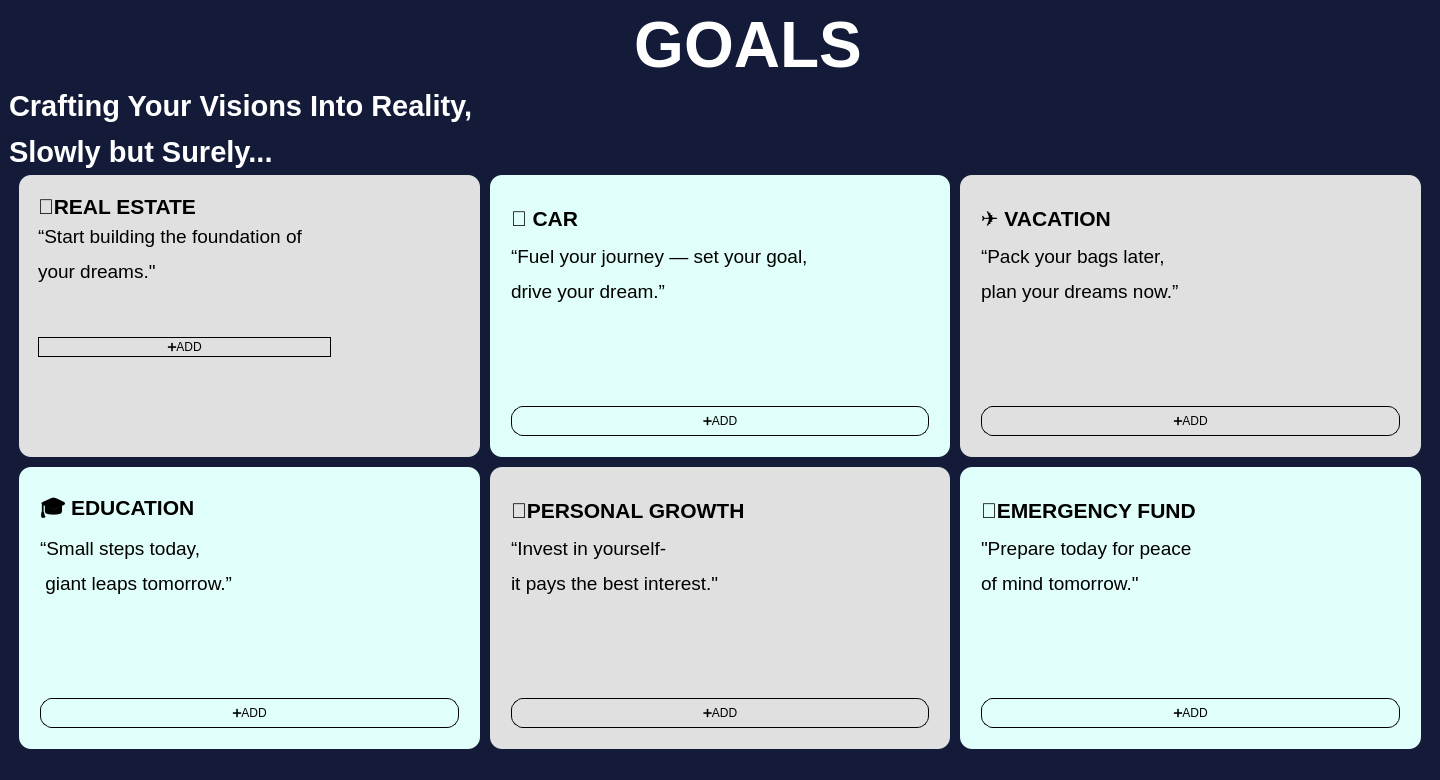
Qt form visions.ui (Prasiddhi16/Drishya) before a commit.
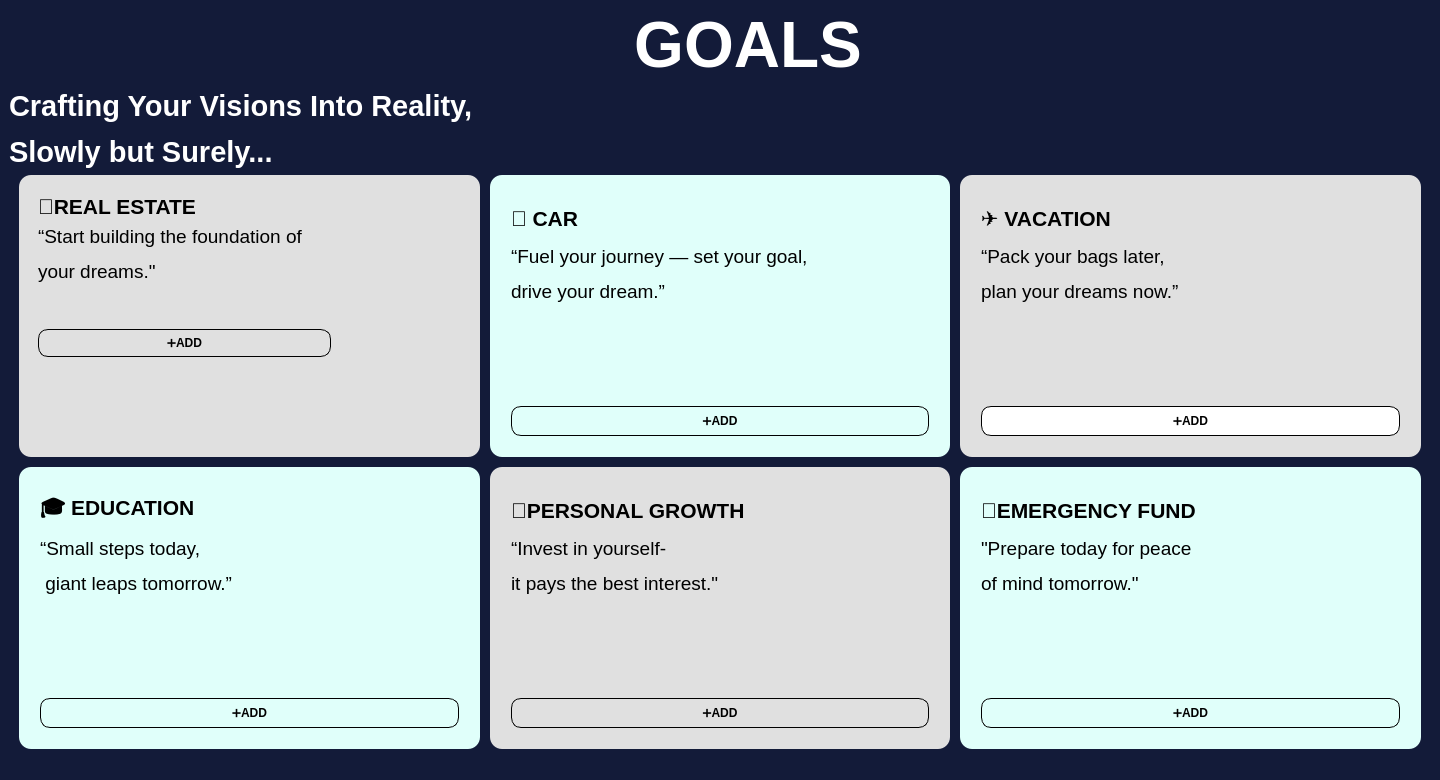
The same form after that commit. The open tabs and pages were chosen to show the change.

The edit to the form file:
```diff
--- a/visions.ui
+++ b/visions.ui
@@ -152,7 +152,19 @@
                       </size>
                      </property>
                      <property name="styleSheet">
-                      <string notr="true">border: 0.5px solid black</string>
+                      <string notr="true">QPushButton {
+        
+	border: 0.5px solid black;
+        border-radius: 10px;
+        padding: 6px 12px;
+        font-weight: bold;
+    }
+    QPushButton:hover {
+        background-color: #e74c3c;   
+        color:white;
+    }
+
+</string>
                      </property>
                      <property name="text">
                       <string>➕ADD</string>
@@ -352,7 +364,19 @@
                       </size>
                      </property>
                      <property name="styleSheet">
-                      <string notr="true">border: 0.5px solid black</string>
+                      <string notr="true">QPushButton {
+        
+	border: 0.5px solid black;
+        border-radius: 10px;
+        padding: 6px 12px;
+        font-weight: bold;
+    }
+    QPushButton:hover {
+        background-color: #e74c3c;   
+        color:white;
+    }
+
+</string>
                      </property>
                      <property name="text">
                       <string>➕ADD</string>
@@ -573,7 +597,19 @@
                       </size>
                      </property>
                      <property name="styleSheet">
-                      <string notr="true">border: 0.5px solid black</string>
+                      <string notr="true">QPushButton {
+        
+	border: 0.5px solid black;
+        border-radius: 10px;
+        padding: 6px 12px;
+        font-weight: bold;
+    }
+    QPushButton:hover {
+        background-color: #e74c3c;   
+        color:white;
+    }
+
+</string>
                      </property>
                      <property name="text">
                       <string>➕ADD</string>
@@ -774,7 +810,19 @@
                       </size>
                      </property>
                      <property name="styleSheet">
-                      <string notr="true">border: 0.5px solid black</string>
+                      <string notr="true">QPushButton {
+        background-color:white;
+	border: 0.5px solid black;
+        border-radius: 10px;
+        padding: 6px 12px;
+        font-weight: bold;
+    }
+    QPushButton:hover {
+      background-color: #e74c3c;   
+        color:white;
+    }
+
+</string>
                      </property>
                      <property name="text">
                       <string>➕ADD</string>
@@ -985,7 +1033,19 @@
                       </size>
                      </property>
                      <property name="styleSheet">
-                      <string notr="true">border: 0.5px solid black</string>
+                      <string notr="true">QPushButton {
+        
+	border: 0.5px solid black;
+        border-radius: 10px;
+        padding: 6px 12px;
+        font-weight: bold;
+    }
+    QPushButton:hover {
+       background-color: #e74c3c;   
+        color:white;
+    }
+
+</string>
                      </property>
                      <property name="text">
                       <string>➕ADD</string>
@@ -1207,8 +1267,19 @@
                     </size>
                    </property>
                    <property name="styleSheet">
-                    <string notr="true">border: 0.5px solid black;
-border-radius:20px;</string>
+                    <string notr="true">QPushButton {
+        
+	border: 0.5px solid black;
+        border-radius: 10px;
+        padding: 6px 12px;
+        font-weight: bold;
+    }
+    QPushButton:hover {
+       background-color: #e74c3c;   
+        color:white;
+    }
+
+</string>
                    </property>
                    <property name="text">
                     <string>➕ADD</string>
```
Left out of the diff: 96 changed lines with no effect on the pictures.
